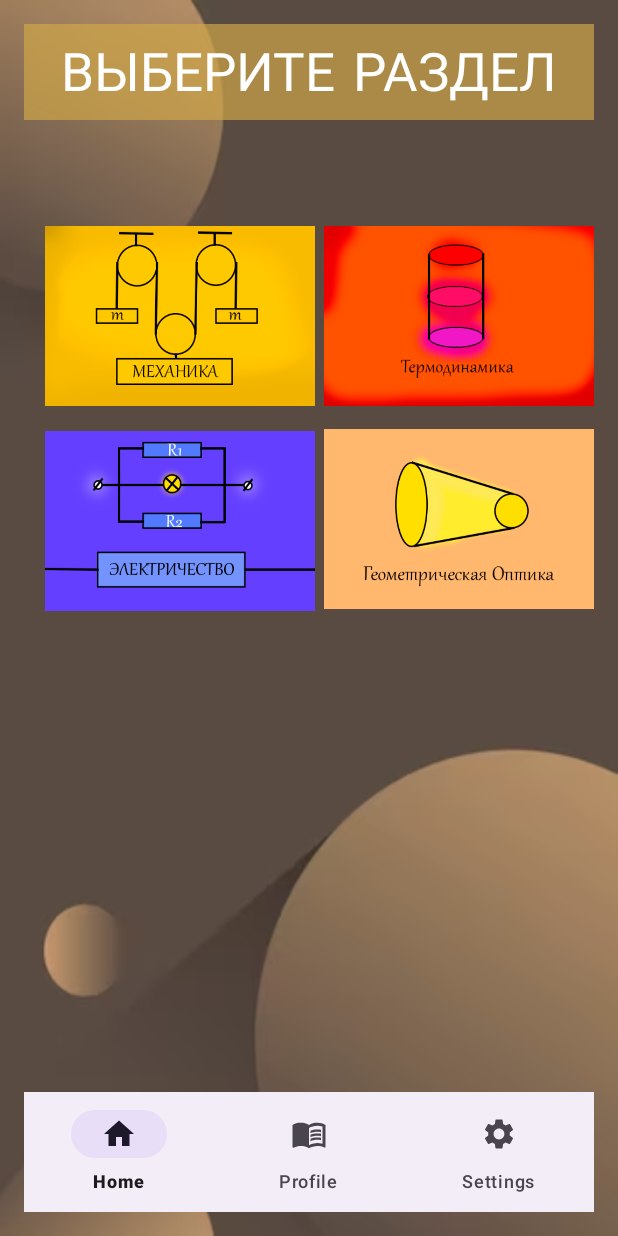
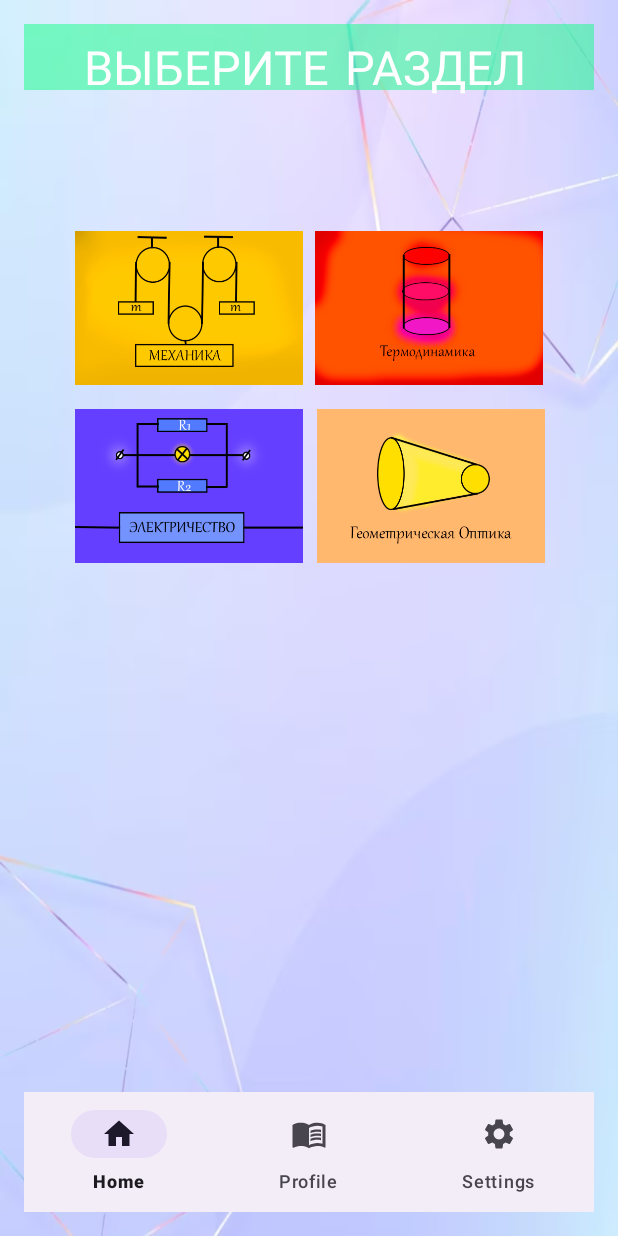
Before and after one commit to KarenGhardashyan/Radix_Physica_2, an Android app: the physics_lobby screen opened directly, with no data from a screen before it, on a phone screen of 412 x 824 dp. Run offline under Robolectric (Android 15) with nearby library versions, the phone set to English and light mode, and no system bars.

Commit message:
Initial commit

```diff
--- a/app/src/main/AndroidManifest.xml
+++ b/app/src/main/AndroidManifest.xml
@@ -12,6 +12,9 @@
         android:supportsRtl="true"
         android:theme="@style/Theme.Radix_Physica"
         tools:targetApi="31">
+        <activity
+            android:name=".Chooseing_teory_game_exercises"
+            android:exported="false" />
         <activity
             android:name=".Exercise_example"
             android:exported="false" />
--- a/app/src/main/res/drawable/button_background_simple.xml
+++ b/app/src/main/res/drawable/button_background_simple.xml
@@ -1,6 +1,10 @@
 <!-- button_background_simple.xml -->
 <shape xmlns:android="http://schemas.android.com/apk/res/android"
     android:shape="rectangle">
-    <solid android:color="#FF9800" />
+    <solid android:color="#D5DFFB" />
     <corners android:radius="8dp" />
+    <stroke
+        android:width="1dp"
+        android:color="#8D96AC"
+        />
 </shape>
--- a/app/src/main/res/drawable/buttons.xml
+++ b/app/src/main/res/drawable/buttons.xml
@@ -1,11 +1,11 @@
 <?xml version="1.0" encoding="utf-8"?>
 <shape xmlns:android="http://schemas.android.com/apk/res/android">
-    <solid android:color="@color/white" />
+    <solid android:color="#C7DAFB" />
     <stroke
-        android:width="1.5dp"
+        android:width="0.7dp"
         android:color="@color/black"
         />
 
     <corners
-        android:radius="100dp" />
+        android:radius="10dp" />
 </shape>
--- a/app/src/main/res/layout/activity_pysics_lobby.xml
+++ b/app/src/main/res/layout/activity_pysics_lobby.xml
@@ -4,61 +4,69 @@
     xmlns:tools="http://schemas.android.com/tools"
     android:layout_width="match_parent"
     android:layout_height="match_parent"
-    android:background="@drawable/img_6"
+    android:background="@drawable/bg_test"
     android:padding="16dp">
 
 
     <ImageButton
         android:id="@+id/thermodynamics"
-        android:layout_width="180dp"
-        android:layout_height="120dp"
+        android:layout_width="0dp"
+        android:layout_height="0dp"
         android:background="@drawable/thermodynamics"
         android:contentDescription="Termodynymics button"
         app:layout_constraintBottom_toBottomOf="parent"
         app:layout_constraintEnd_toEndOf="parent"
-        app:layout_constraintHorizontal_bias="1.0"
+        app:layout_constraintHeight_percent="0.13"
+        app:layout_constraintHorizontal_bias="0.852"
         app:layout_constraintStart_toStartOf="parent"
         app:layout_constraintTop_toTopOf="parent"
-        app:layout_constraintVertical_bias="0.200" />
+        app:layout_constraintVertical_bias="0.2"
+        app:layout_constraintWidth_percent="0.4" />
 
     <ImageButton
         android:id="@+id/mexanics"
-        android:layout_width="180dp"
+        android:layout_width="0dp"
+        android:layout_height="0dp"
+        android:background="@drawable/mexanics_button"
         android:contentDescription="mexanics button"
-        android:layout_height="120dp"
-        android:background="@drawable/mexanics_button"
         app:layout_constraintBottom_toBottomOf="parent"
-        app:layout_constraintEnd_toEndOf="parent"
-        app:layout_constraintHorizontal_bias="0.069"
+        app:layout_constraintEnd_toStartOf="@+id/thermodynamics"
+        app:layout_constraintHeight_percent="0.13"
+        app:layout_constraintHorizontal_bias="0.8"
         app:layout_constraintStart_toStartOf="parent"
         app:layout_constraintTop_toTopOf="parent"
-        app:layout_constraintVertical_bias="0.200" />
+        app:layout_constraintVertical_bias="0.2"
+        app:layout_constraintWidth_percent="0.4" />
 
     <ImageButton
         android:id="@+id/optic"
-        android:layout_width="180dp"
+        android:layout_width="0dp"
+        android:layout_height="0dp"
+        android:background="@drawable/optic"
         android:contentDescription="optica button"
-        android:layout_height="120dp"
-        android:background="@drawable/optic"
         app:layout_constraintBottom_toBottomOf="parent"
         app:layout_constraintEnd_toEndOf="parent"
-        app:layout_constraintHorizontal_bias="1.0"
+        app:layout_constraintHeight_percent="0.13"
+        app:layout_constraintHorizontal_bias="0.857"
         app:layout_constraintStart_toStartOf="parent"
         app:layout_constraintTop_toBottomOf="@+id/thermodynamics"
-        app:layout_constraintVertical_bias="0.036" />
+        app:layout_constraintVertical_bias="0.035"
+        app:layout_constraintWidth_percent="0.4" />
 
     <ImageButton
         android:id="@+id/electricity"
-        android:layout_width="180dp"
-        android:layout_height="120dp"
+        android:layout_width="0dp"
+        android:layout_height="0dp"
         android:background="@drawable/electricity"
         android:contentDescription="electricity button"
         app:layout_constraintBottom_toBottomOf="parent"
-        app:layout_constraintEnd_toEndOf="parent"
-        app:layout_constraintHorizontal_bias="0.069"
+        app:layout_constraintEnd_toStartOf="@+id/optic"
+        app:layout_constraintHeight_percent="0.13"
+        app:layout_constraintHorizontal_bias="0.78"
         app:layout_constraintStart_toStartOf="parent"
         app:layout_constraintTop_toBottomOf="@+id/mexanics"
-        app:layout_constraintVertical_bias="0.04" />
+        app:layout_constraintVertical_bias="0.035"
+        app:layout_constraintWidth_percent="0.4" />
 
     <FrameLayout
         android:layout_width="0dp"
@@ -79,23 +87,26 @@
     <androidx.appcompat.widget.Toolbar
         android:id="@+id/toolbar"
         android:layout_width="match_parent"
-        android:layout_height="wrap_content"
-        android:background="#AED1A848"
+        android:layout_height="44dp"
+        android:background="#7A07FF7F"
         android:minHeight="?attr/actionBarSize"
         android:theme="?attr/actionBarTheme"
         app:layout_constraintEnd_toEndOf="parent"
+        app:layout_constraintHorizontal_bias="0.0"
         app:layout_constraintStart_toStartOf="parent"
         app:layout_constraintTop_toTopOf="parent" />
+
     <TextView
         android:id="@+id/textView"
-        android:layout_width="wrap_content"
-        android:layout_height="wrap_content"
+        android:layout_width="298dp"
+        android:layout_height="58dp"
         android:layout_marginTop="8dp"
         android:fontFamily="casual"
         android:text="ВЫБЕРИТЕ РАЗДЕЛ"
         android:textColor="@color/white"
-        android:textSize="35dp"
+        android:textSize="31dp"
         app:layout_constraintEnd_toEndOf="parent"
+        app:layout_constraintHorizontal_bias="0.484"
         app:layout_constraintStart_toStartOf="parent"
         app:layout_constraintTop_toTopOf="parent" />
 
```
Also changed, not shown: app/src/main/java/com/example/radix_physica/Chooseing_teory_game_exercises.java (added, +14 -0 lines), app/src/main/res/drawable/button_background_gradient.xml (+6 -2 lines), app/src/main/res/layout/activity_chooseing_teory_game_exercises.xml (added, +72 -0 lines), app/src/main/res/layout/activity_main.xml (+25 -12 lines), app/src/main/res/layout/activity_mexanics_classes.xml (+3 -6 lines), app/src/main/res/drawable/background.jpg (added), app/src/main/res/drawable/bg_test.png (added).
